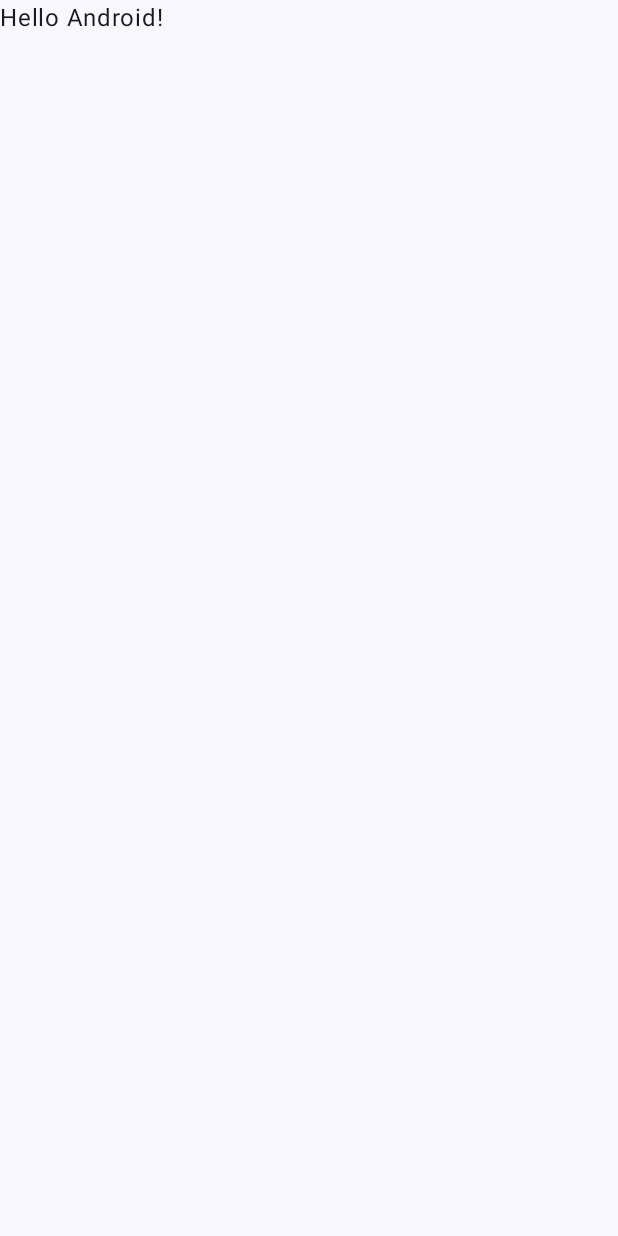
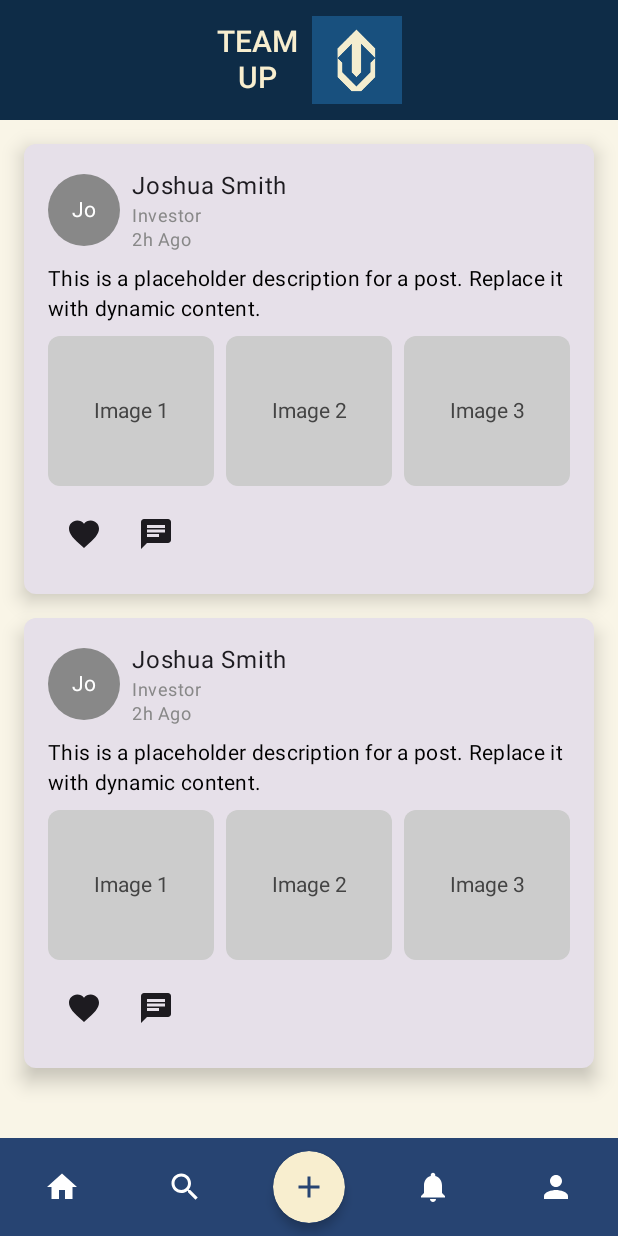
Before and after one commit to yemre345561/teamup, an Android app built with Jetpack Compose: the screen it shows after launch (MainActivity), on a phone screen of 412 x 824 dp. Before the commit the screen is almost empty. Run offline under Robolectric (Android 15) with nearby library versions, the light colour scheme and no system bars.

Commit message:
Share Post Sayfası (ilk)

```diff
--- /dev/null
+++ b/app/src/main/java/com/acm431/teamup/BottomNavigationBar.kt
@@ -0,0 +1,60 @@
+package com.acm431.teamup
+
+import androidx.compose.foundation.background
+import androidx.compose.foundation.layout.*
+import androidx.compose.foundation.shape.CircleShape
+import androidx.compose.material.icons.Icons
+import androidx.compose.material.icons.filled.*
+import androidx.compose.material3.*
+import androidx.compose.runtime.Composable
+import androidx.compose.ui.Alignment
+import androidx.compose.ui.Modifier
+import androidx.compose.ui.draw.shadow
+import androidx.compose.ui.graphics.Color
+import androidx.compose.ui.unit.dp
+import androidx.navigation.NavHostController
+
+@Composable
+fun BottomNavigationBar(navController: NavHostController) {
+    Box(
+        modifier = Modifier
+            .fillMaxWidth()
+            .background(Color(0xFF274472))
+            .height(65.dp),
+        contentAlignment = Alignment.Center
+    ) {
+        Row(
+            modifier = Modifier.fillMaxWidth(),
+            horizontalArrangement = Arrangement.SpaceAround,
+            verticalAlignment = Alignment.CenterVertically
+        ) {
+            IconButton(onClick = { navController.navigate("home") }) {
+                Icon(Icons.Filled.Home, contentDescription = "Home", tint = Color.White)
+            }
+
+            IconButton(onClick = { navController.navigate("search") }) {
+                Icon(Icons.Filled.Search, contentDescription = "Search", tint = Color.White)
+            }
+
+            Box(
+                modifier = Modifier
+                    .size(48.dp)
+                    .shadow(4.dp, CircleShape)
+                    .background(Color(0xFFF8EECF), shape = CircleShape),
+                contentAlignment = Alignment.Center
+            ) {
+                IconButton(onClick = { navController.navigate("sharePost") }) {
+                    Icon(Icons.Filled.Add, contentDescription = "Add Post", tint = Color(0xFF274472))
+                }
+            }
+
+            IconButton(onClick = { navController.navigate("notifications") }) {
+                Icon(Icons.Filled.Notifications, contentDescription = "Notifications", tint = Color.White)
+            }
+
+            IconButton(onClick = { navController.navigate("profile") }) {
+                Icon(Icons.Filled.Person, contentDescription = "Profile", tint = Color.White)
+            }
+        }
+    }
+}
--- /dev/null
+++ b/app/src/main/java/com/acm431/teamup/HomeScreen.kt
@@ -0,0 +1,137 @@
+package com.acm431.teamup
+
+import androidx.compose.foundation.background
+import androidx.compose.foundation.layout.*
+import androidx.compose.foundation.shape.RoundedCornerShape
+import androidx.compose.material.icons.Icons
+import androidx.compose.material.icons.filled.*
+import androidx.compose.material3.*
+import androidx.compose.runtime.Composable
+import androidx.compose.ui.Alignment
+import androidx.compose.ui.Modifier
+import androidx.compose.ui.graphics.Color
+import androidx.compose.ui.text.style.TextAlign
+import androidx.compose.ui.unit.dp
+import androidx.compose.ui.unit.sp
+import androidx.navigation.NavHostController
+
+@Composable
+fun HomeScreen(navController: NavHostController) {
+    Scaffold(
+        topBar = { TopNavigationBar() }, // Use the TopNavigationBar file
+        bottomBar = { BottomNavigationBar(navController) }, // Use BottomNavigationBar
+        containerColor = Color(0xFFF9F5E7)
+    ) { innerPadding ->
+        Column(
+            modifier = Modifier
+                .fillMaxSize()
+                .padding(innerPadding)
+                .padding(16.dp)
+        ) {
+            HomePostList()
+        }
+    }
+}
+
+@Composable
+fun HomePostList() {
+    Column(modifier = Modifier.fillMaxWidth()) {
+        repeat(2) { // Simulate two posts
+            HomePostItem(
+                username = "Joshua Smith",
+                userType = "Investor",
+                timeAgo = "2h Ago",
+                description = "This is a placeholder description for a post. Replace it with dynamic content.",
+                images = listOf("Image 1", "Image 2", "Image 3")
+            )
+            Spacer(modifier = Modifier.height(16.dp))
+        }
+    }
+}
+
+@Composable
+fun HomePostItem(
+    username: String,
+    userType: String,
+    timeAgo: String,
+    description: String,
+    images: List<String>
+) {
+    Card(
+        modifier = Modifier.fillMaxWidth(),
+        shape = RoundedCornerShape(8.dp),
+        elevation = CardDefaults.cardElevation(defaultElevation = 8.dp)
+    ) {
+        Column(modifier = Modifier.padding(16.dp)) {
+            // Header Row
+            Row(
+                verticalAlignment = Alignment.CenterVertically,
+                horizontalArrangement = Arrangement.SpaceBetween,
+                modifier = Modifier.fillMaxWidth()
+            ) {
+                Row(verticalAlignment = Alignment.CenterVertically) {
+                    Box(
+                        modifier = Modifier
+                            .size(48.dp)
+                            .background(Color.Gray, shape = RoundedCornerShape(50))
+                    ) {
+                        Text(
+                            text = username.take(2), // Display initials
+                            color = Color.White,
+                            textAlign = TextAlign.Center,
+                            modifier = Modifier.align(Alignment.Center)
+                        )
+                    }
+                    Spacer(modifier = Modifier.width(8.dp))
+                    Column {
+                        Text(text = username, style = MaterialTheme.typography.bodyLarge)
+                        Text(text = userType, style = MaterialTheme.typography.bodySmall, color = Color.Gray)
+                        Text(text = timeAgo, style = MaterialTheme.typography.bodySmall, color = Color.Gray)
+                    }
+                }
+            }
+
+            Spacer(modifier = Modifier.height(8.dp))
+
+            // Description
+            Text(
+                text = description,
+                style = MaterialTheme.typography.bodyMedium,
+                color = Color.Black
+            )
+
+            Spacer(modifier = Modifier.height(8.dp))
+
+            // Images Placeholder
+            Row(horizontalArrangement = Arrangement.spacedBy(8.dp)) {
+                images.forEach { imagePlaceholder ->
+                    Box(
+                        modifier = Modifier
+                            .height(100.dp)
+                            .weight(1f)
+                            .background(Color.LightGray, shape = RoundedCornerShape(8.dp))
+                    ) {
+                        Text(
+                            text = imagePlaceholder,
+                            color = Color.DarkGray,
+                            textAlign = TextAlign.Center,
+                            modifier = Modifier.align(Alignment.Center)
+                        )
+                    }
+                }
+            }
+
+            Spacer(modifier = Modifier.height(8.dp))
+
+            // Like and Comment Buttons
+            Row(horizontalArrangement = Arrangement.SpaceBetween) {
+                IconButton(onClick = { /* Like */ }) {
+                    Icon(imageVector = Icons.Filled.Favorite, contentDescription = "Like")
+                }
+                IconButton(onClick = { /* Comment */ }) {
+                    Icon(imageVector = Icons.Filled.Chat, contentDescription = "Comment")
+                }
+            }
+        }
+    }
+}
--- a/app/src/main/java/com/acm431/teamup/MainActivity.kt
+++ b/app/src/main/java/com/acm431/teamup/MainActivity.kt
@@ -3,45 +3,42 @@ package com.acm431.teamup
 import android.os.Bundle
 import androidx.activity.ComponentActivity
 import androidx.activity.compose.setContent
-import androidx.activity.enableEdgeToEdge
-import androidx.compose.foundation.layout.fillMaxSize
-import androidx.compose.foundation.layout.padding
-import androidx.compose.material3.Scaffold
-import androidx.compose.material3.Text
 import androidx.compose.runtime.Composable
-import androidx.compose.ui.Modifier
-import androidx.compose.ui.tooling.preview.Preview
-import com.acm431.teamup.ui.theme.TeamUpTheme
+import androidx.navigation.compose.NavHost
+import androidx.navigation.compose.composable
+import androidx.navigation.compose.rememberNavController
 
 class MainActivity : ComponentActivity() {
     override fun onCreate(savedInstanceState: Bundle?) {
         super.onCreate(savedInstanceState)
-        enableEdgeToEdge()
         setContent {
-            TeamUpTheme {
-                Scaffold(modifier = Modifier.fillMaxSize()) { innerPadding ->
-                    Greeting(
-                        name = "Android",
-                        modifier = Modifier.padding(innerPadding)
-                    )
-                }
-            }
+            MainScreen()
         }
     }
 }
 
 @Composable
-fun Greeting(name: String, modifier: Modifier = Modifier) {
-    Text(
-        text = "Hello $name!",
-        modifier = modifier
-    )
-}
+fun MainScreen() {
+    val navController = rememberNavController()
 
-@Preview(showBackground = true)
-@Composable
-fun GreetingPreview() {
-    TeamUpTheme {
-        Greeting("Android")
+    NavHost(
+        navController = navController,
+        startDestination = "home"
+    ) {
+        composable("home") {
+            HomeScreen(navController = navController)
+        }
+        composable("search") {
+            // SearchScreen(navController)
+        }
+        composable("sharePost") {
+            SharePostScreen(navController = navController)
+        }
+        composable("notifications") {
+            // NotificationsScreen(navController)
+        }
+        composable("profile") {
+            // ProfileScreen(navController)
+        }
     }
 }
--- /dev/null
+++ b/app/src/main/java/com/acm431/teamup/TopNavigationBar.kt
@@ -0,0 +1,57 @@
+package com.acm431.teamup
+
+import androidx.compose.foundation.Image
+import androidx.compose.foundation.background
+import androidx.compose.foundation.layout.*
+import androidx.compose.ui.Alignment
+import androidx.compose.ui.Modifier
+import androidx.compose.ui.graphics.Color
+import androidx.compose.ui.layout.ContentScale
+import androidx.compose.ui.res.painterResource
+import androidx.compose.ui.unit.dp
+import androidx.compose.ui.unit.sp
+import androidx.compose.material3.*
+import androidx.compose.runtime.Composable
+
+@Composable
+fun TopNavigationBar() {
+    Row(
+        modifier = Modifier
+            .fillMaxWidth()
+            .height(80.dp) // Reduced height for better proportions
+            .background(Color(0xFF0E2C47)), // Dark blue background
+        horizontalArrangement = Arrangement.Center,
+        verticalAlignment = Alignment.CenterVertically
+    ) {
+        // Text and Logo
+        Row(
+            verticalAlignment = Alignment.CenterVertically
+        ) {
+            Column(
+                horizontalAlignment = Alignment.CenterHorizontally,
+                modifier = Modifier.padding(end = 8.dp) // Spacing between text and logo
+            ) {
+                Text(
+                    text = "TEAM",
+                    color = Color(0xFFF8EECF), // Light cream color
+                    fontSize = 20.sp, // Reduced font size
+                    style = MaterialTheme.typography.labelLarge
+                )
+                Text(
+                    text = "UP",
+                    color = Color(0xFFF8EECF), // Light cream color
+                    fontSize = 20.sp, // Reduced font size
+                    style = MaterialTheme.typography.labelLarge
+                )
+            }
+
+            Image(
+                painter = painterResource(id = R.drawable.teamup_logo2), // Replace with your logo resource
+                contentDescription = "Team Up Logo",
+                modifier = Modifier
+                    .size(60.dp), // Smaller logo size
+                contentScale = ContentScale.Fit
+            )
+        }
+    }
+}
--- a/gradle.properties
+++ b/gradle.properties
@@ -21,3 +21,4 @@ kotlin.code.style=official
 # resources declared in the library itself and none from the library's dependencies,
 # thereby reducing the size of the R class for that library
 android.nonTransitiveRClass=true
+org.gradle.configuration-cache=true
--- a/gradle/libs.versions.toml
+++ b/gradle/libs.versions.toml
@@ -1,5 +1,5 @@
 [versions]
-agp = "8.7.2"
+agp = "8.7.3"
 kotlin = "2.0.0"
 coreKtx = "1.10.1"
 junit = "4.13.2"
```
Also changed, not shown: app/build.gradle.kts (+17 -1 lines), app/src/main/java/com/acm431/teamup/LoginScreen.kt (added, +67 -0 lines), app/src/main/java/com/acm431/teamup/SharePostScreen.kt (added, +105 -0 lines), app/src/main/java/com/acm431/teamup/SignUpScreen.kt (added, +93 -0 lines), app/src/main/java/com/acm431/teamup/UserTypeSelectionScreen.kt (added, +69 -0 lines), app/src/main/res/drawable/teamup_logo.png (added), app/src/main/res/drawable/teamup_logo2.png (added).
